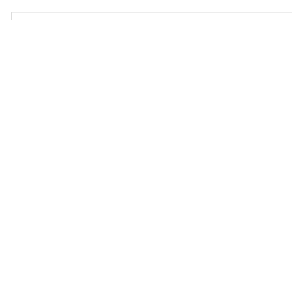
Qt form src/core/realtime/trtc-realtime-comm/user-video-item/UserVideoItem.ui (FUQUANYUO/SynergySpot) before a commit.
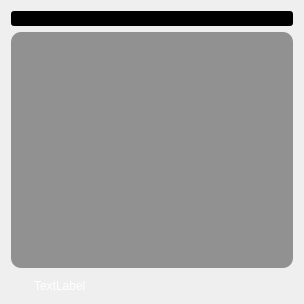
The same form after that commit. Custom widgets are drawn as their Qt base class.

Commit message: feat: video communication test finished

The edit to the form file:
```diff
--- a/src/core/realtime/trtc-realtime-comm/user-video-item/UserVideoItem.ui
+++ b/src/core/realtime/trtc-realtime-comm/user-video-item/UserVideoItem.ui
@@ -23,7 +23,7 @@
    <bool>false</bool>
   </property>
   <property name="styleSheet">
-   <string notr="true">background-color: rgba(0, 0, 0, 0);</string>
+   <string notr="true"/>
   </property>
   <layout class="QVBoxLayout" name="verticalLayout">
    <item>
@@ -34,10 +34,16 @@
        <verstretch>0</verstretch>
       </sizepolicy>
      </property>
+     <property name="minimumSize">
+      <size>
+       <width>0</width>
+       <height>15</height>
+      </size>
+     </property>
      <property name="maximumSize">
       <size>
        <width>16777215</width>
-       <height>10</height>
+       <height>15</height>
       </size>
      </property>
      <property name="font">
@@ -49,7 +55,7 @@
       <bool>false</bool>
      </property>
      <property name="styleSheet">
-      <string notr="true">background-color: rgba(0, 0, 0, 0);</string>
+      <string notr="true">background-color: rgba(0, 0, 0, 255);</string>
      </property>
      <property name="value">
       <number>0</number>
@@ -74,7 +80,18 @@
       <bool>false</bool>
      </property>
      <property name="styleSheet">
-      <string notr="true">background-color: #FFFFFF; border-radius: 10px;</string>
+      <string notr="true">background-color: rgba(0,0,0,100); border-radius: 10px;</string>
+     </property>
+    </widget>
+   </item>
+   <item>
+    <widget class="QLabel" name="userName">
+     <property name="styleSheet">
+      <string notr="true">color: rgb(255, 255, 255);
+padding: 5px 0px 0px 20px;</string>
+     </property>
+     <property name="text">
+      <string>TextLabel</string>
      </property>
     </widget>
    </item>
```
The commit also changes 55 other files.
